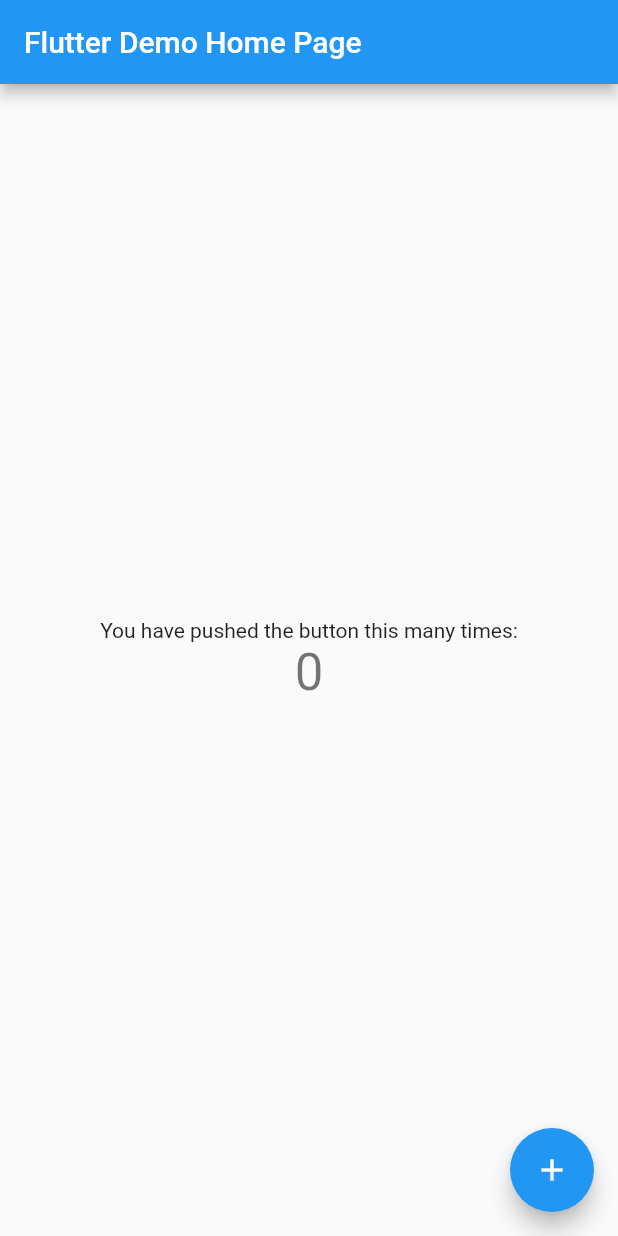
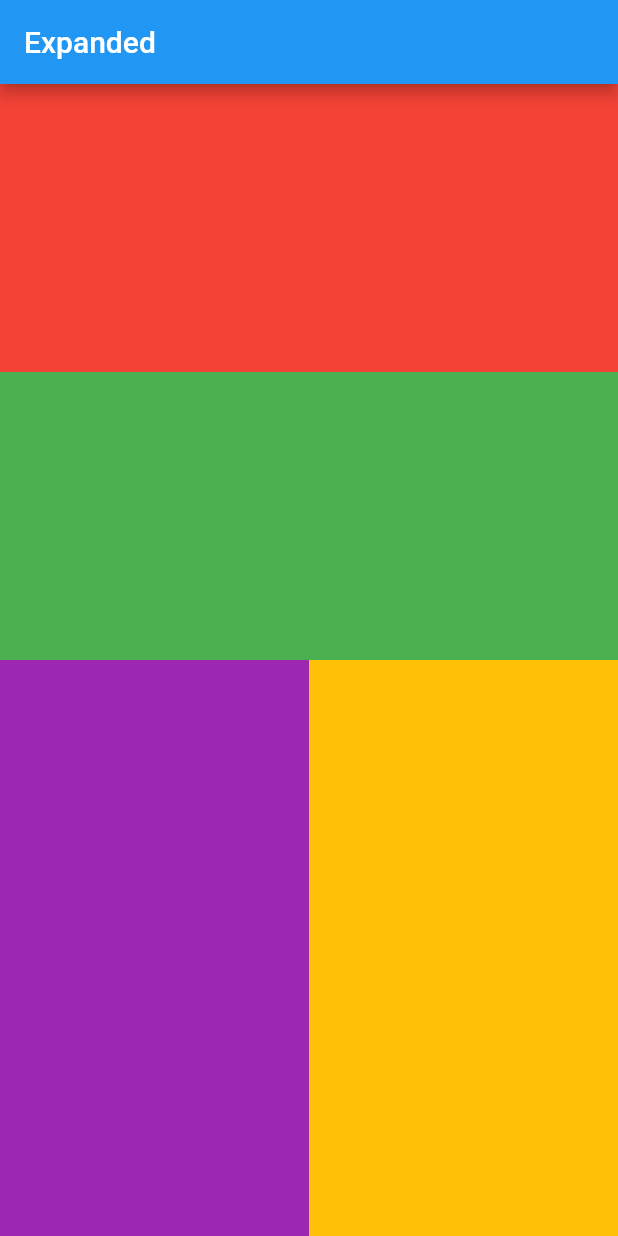
Before and after one commit to ericliao79/flutter_0010, a Flutter app: the screen it shows after launch, on a phone screen of 412 x 824 dp. Run offline on Flutter 3.47's test engine with Material 2 defaults, Android fonts, the phone set to English and light mode, and no system bars.

Commit message:
💡 feat: add Expanded

```diff
--- /dev/null
+++ b/lib/expanded.dart
@@ -0,0 +1,56 @@
+import 'package:flutter/material.dart';
+
+class MyHomePage extends StatelessWidget {
+  final String title;
+
+  const MyHomePage({Key? key, required this.title}) : super(key: key);
+
+  @override
+  Widget build(BuildContext context) {
+    return Scaffold(
+        appBar: AppBar(
+          title: const Text('Expanded'),
+        ),
+        body: SafeArea(
+          child: Column(
+            children: <Widget>[
+              // Expanded widget 只能是 Row 或 Column 或 Flex 的子 widget
+              // child, flex 可設定
+              Expanded(
+                  // 根據 flex 分配剩餘空間
+                  flex: 1,
+                  // 子 widget
+                  child: Container(
+                      // 子 widget 的寬度等於父 widget 的寬度
+                      color: Colors.red
+                      // 隨便設定個顏色
+                      )),
+              Expanded(
+                  // 根據 flex 分配剩餘空間
+                  flex: 1,
+                  // 子 widget
+                  child: Container(
+                      // 隨便設定個顏色
+                      color: Colors.green)),
+              Expanded(
+                // 根據 flex 分配剩餘空間
+                flex: 2,
+                // 子 widget
+                child: Row(
+                  children: <Widget>[
+                    Expanded(
+                      flex: 1,
+                      child: Container(color: Colors.purple),
+                    ),
+                    Expanded(
+                      flex: 1,
+                      child: Container(color: Colors.amber),
+                    ),
+                  ],
+                ),
+              ),
+            ],
+          ),
+        ));
+  }
+}
--- a/lib/main.dart
+++ b/lib/main.dart
@@ -1,6 +1,16 @@
 import 'package:flutter/material.dart';
+import 'package:flutter/services.dart';
 
-void main() {
+import 'expanded.dart';
+
+void main() async {
+  WidgetsFlutterBinding.ensureInitialized();
+
+  SystemChrome.setPreferredOrientations([
+    DeviceOrientation.portraitUp,
+    DeviceOrientation.portraitDown,
+  ]);
+
   runApp(const MyApp());
 }
 
@@ -12,104 +22,11 @@ class MyApp extends StatelessWidget {
   Widget build(BuildContext context) {
     return MaterialApp(
       title: 'Flutter Demo',
+      debugShowCheckedModeBanner: false,
       theme: ThemeData(
-        // This is the theme of your application.
-        //
-        // Try running your application with "flutter run". You'll see the
-        // application has a blue toolbar. Then, without quitting the app, try
-        // changing the primarySwatch below to Colors.green and then invoke
-        // "hot reload" (press "r" in the console where you ran "flutter run",
-        // or simply save your changes to "hot reload" in a Flutter IDE).
-        // Notice that the counter didn't reset back to zero; the application
-        // is not restarted.
         primarySwatch: Colors.blue,
       ),
       home: const MyHomePage(title: 'Flutter Demo Home Page'),
     );
   }
 }
-
-class MyHomePage extends StatefulWidget {
-  const MyHomePage({Key? key, required this.title}) : super(key: key);
-
-  // This widget is the home page of your application. It is stateful, meaning
-  // that it has a State object (defined below) that contains fields that affect
-  // how it looks.
-
-  // This class is the configuration for the state. It holds the values (in this
-  // case the title) provided by the parent (in this case the App widget) and
-  // used by the build method of the State. Fields in a Widget subclass are
-  // always marked "final".
-
-  final String title;
-
-  @override
-  State<MyHomePage> createState() => _MyHomePageState();
-}
-
-class _MyHomePageState extends State<MyHomePage> {
-  int _counter = 0;
-
-  void _incrementCounter() {
-    setState(() {
-      // This call to setState tells the Flutter framework that something has
-      // changed in this State, which causes it to rerun the build method below
-      // so that the display can reflect the updated values. If we changed
-      // _counter without calling setState(), then the build method would not be
-      // called again, and so nothing would appear to happen.
-      _counter++;
-    });
-  }
-
-  @override
-  Widget build(BuildContext context) {
-    // This method is rerun every time setState is called, for instance as done
-    // by the _incrementCounter method above.
-    //
-    // The Flutter framework has been optimized to make rerunning build methods
-    // fast, so that you can just rebuild anything that needs updating rather
-    // than having to individually change instances of widgets.
-    return Scaffold(
-      appBar: AppBar(
-        // Here we take the value from the MyHomePage object that was created by
-        // the App.build method, and use it to set our appbar title.
-        title: Text(widget.title),
-      ),
-      body: Center(
-        // Center is a layout widget. It takes a single child and positions it
-        // in the middle of the parent.
-        child: Column(
-          // Column is also a layout widget. It takes a list of children and
-          // arranges them vertically. By default, it sizes itself to fit its
-          // children horizontally, and tries to be as tall as its parent.
-          //
-          // Invoke "debug painting" (press "p" in the console, choose the
-          // "Toggle Debug Paint" action from the Flutter Inspector in Android
-          // Studio, or the "Toggle Debug Paint" command in Visual Studio Code)
-          // to see the wireframe for each widget.
-          //
-          // Column has various properties to control how it sizes itself and
-          // how it positions its children. Here we use mainAxisAlignment to
-          // center the children vertically; the main axis here is the vertical
-          // axis because Columns are vertical (the cross axis would be
-          // horizontal).
-          mainAxisAlignment: MainAxisAlignment.center,
-          children: <Widget>[
-            const Text(
-              'You have pushed the button this many times:',
-            ),
-            Text(
-              '$_counter',
-              style: Theme.of(context).textTheme.headline4,
-            ),
-          ],
-        ),
-      ),
-      floatingActionButton: FloatingActionButton(
-        onPressed: _incrementCounter,
-        tooltip: 'Increment',
-        child: const Icon(Icons.add),
-      ), // This trailing comma makes auto-formatting nicer for build methods.
-    );
-  }
-}
```
Also changed, not shown: 1 other file.
